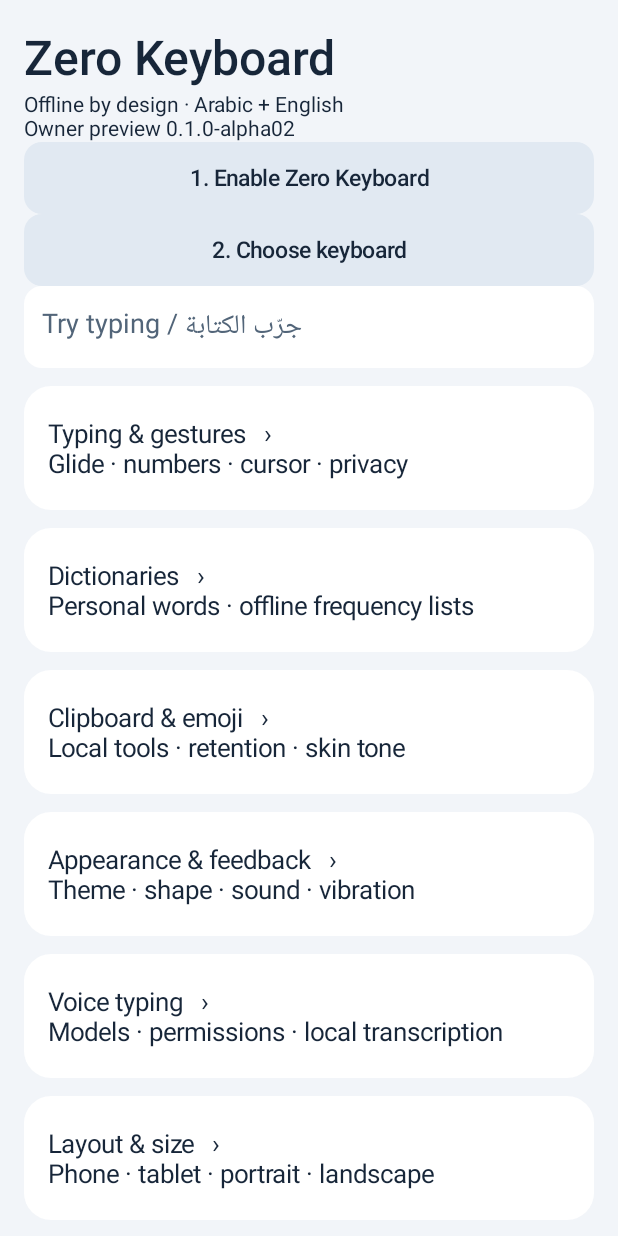
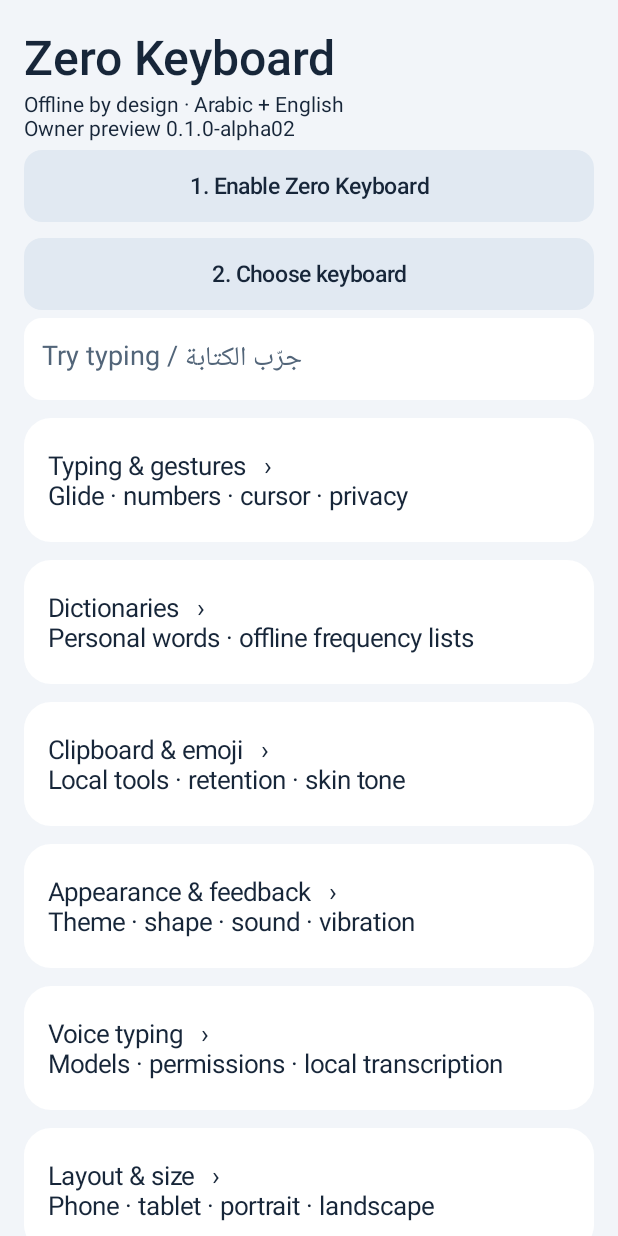
Before and after one commit to amroalhamedi2022-hue/my-keyboard, an Android app: the screen it shows after launch (SetupActivity), on a phone screen of 412 x 824 dp. Run offline under Robolectric (Android 15) with nearby library versions, the phone set to English and light mode, and no system bars.

Commit message:
Refine touch hit areas, vector controls and direct voice setup; validate bundled dictionaries

```diff
--- a/app/src/main/java/com/zerokeyboard/ime/SetupActivity.java
+++ b/app/src/main/java/com/zerokeyboard/ime/SetupActivity.java
@@ -20,6 +20,7 @@ public final class SetupActivity extends Activity {
  private boolean dark;
  private int paper,card,ink,secondary,accent;
  private LinearLayout page,sections;
+ private LinearLayout voiceSection;
  private ScrollView scroll;
  @Override public void onCreate(Bundle state) {
   super.onCreate(state);
@@ -69,7 +70,7 @@ public final class SetupActivity extends Activity {
   range(root,"Gesture trail width",1,8,settings.trailWidth(),n->settings.number("trail_width",n));
   toggle(root,"Key vibration",settings.keyHaptic(),settings,"key_haptic");
   toggle(root,"Key click sound",settings.keySound(),settings,"key_sound");
-  root=section("Voice typing","Models · permissions · local transcription");
+  root=section("Voice typing","Models · permissions · local transcription");voiceSection=root;
   models=new ModelStore(this);modelStatus=new TextView(this);root.addView(modelStatus);refreshModels();
   toggle(root,"Enable experimental offline voice",settings.voice(),settings,"voice_enabled");
   toggle(root,"Use Base rather than Tiny model",settings.model()==ModelCatalog.BASE,settings,"voice_base");
@@ -84,24 +85,24 @@ public final class SetupActivity extends Activity {
   toggle(root,"Review dictated text before insertion",settings.voiceReview(),settings,"voice_review");
 
   Button mic=new Button(this);mic.setText(R.string.grant_microphone);mic.setOnClickListener(v->{if(checkSelfPermission(Manifest.permission.RECORD_AUDIO)!=PackageManager.PERMISSION_GRANTED)requestPermissions(new String[]{Manifest.permission.RECORD_AUDIO},42);});root.addView(mic);
-  Button getModel=new Button(this);getModel.setText("Get selected voice model (external browser)");getModel.setOnClickListener(v->{try{startActivity(new Intent(Intent.ACTION_VIEW,android.net.Uri.parse("https://huggingface.co/ggerganov/whisper.cpp/resolve/main/"+settings.model().filename)));}catch(android.content.ActivityNotFoundException e){Toast.makeText(this,"No browser installed",Toast.LENGTH_SHORT).show();}});root.addView(getModel);
+  Button getModel=new Button(this);getModel.setText("Get selected voice model (external browser)");getModel.setOnClickListener(v->{try{startActivity(new Intent(Intent.ACTION_VIEW,android.net.Uri.parse("https://huggingface.co/ggerganov/whisper.cpp/resolve/"+(settings.model()==ModelCatalog.TINY?"0b364b566045a405be7225ee1e415a073e04da77":"f281eb45af861ab5e5297d23694b7d46e090c02c")+"/"+settings.model().filename)));}catch(android.content.ActivityNotFoundException e){Toast.makeText(this,"No browser installed",Toast.LENGTH_SHORT).show();}});root.addView(getModel);
   Button imp=new Button(this);imp.setText(R.string.import_model);imp.setOnClickListener(v->{Intent i=new Intent(Intent.ACTION_OPEN_DOCUMENT);i.addCategory(Intent.CATEGORY_OPENABLE);i.setType("*/*");startActivityForResult(i,43);});root.addView(imp);
   for(ModelCatalog model:ModelCatalog.values()){Button del=new Button(this);del.setText(getString(R.string.remove_model,model.name()));del.setOnClickListener(v->{models.delete(model);refreshModels();});root.addView(del);}
   root=section("Layout & size","Phone · tablet · portrait · landscape");for(boolean tablet:new boolean[]{false,true})for(boolean landscape:new boolean[]{false,true})profile(root,settings,tablet,landscape);
-  styleTree(page);scroll=new ScrollView(this);scroll.setFillViewport(true);scroll.setBackgroundColor(paper);scroll.addView(page);setContentView(scroll);
+  styleTree(page);scroll=new ScrollView(this);scroll.setFillViewport(true);scroll.setBackgroundColor(paper);scroll.addView(page);setContentView(scroll);getWindow().setStatusBarColor(paper);getWindow().setNavigationBarColor(paper);getWindow().getDecorView().setSystemUiVisibility(dark?0:android.view.View.SYSTEM_UI_FLAG_LIGHT_STATUS_BAR|android.view.View.SYSTEM_UI_FLAG_LIGHT_NAVIGATION_BAR);if("voice".equals(getIntent().getStringExtra("section"))&&voiceSection!=null){android.view.View shell=(android.view.View)voiceSection.getParent();((LinearLayout)shell).getChildAt(0).performClick();scroll.post(()->scroll.smoothScrollTo(0,shell.getTop()+sections.getTop()));}
  }
  private int dp(float n){return Math.round(n*getResources().getDisplayMetrics().density);}
  private android.graphics.drawable.GradientDrawable rounded(int color,int radius){android.graphics.drawable.GradientDrawable d=new android.graphics.drawable.GradientDrawable();d.setColor(color);d.setCornerRadius(dp(radius));return d;}
  private LinearLayout section(String title,String subtitle){
   LinearLayout shell=new LinearLayout(this);shell.setOrientation(LinearLayout.VERTICAL);shell.setPadding(dp(16),dp(8),dp(16),dp(8));shell.setBackground(rounded(card,18));
   LinearLayout.LayoutParams lp=new LinearLayout.LayoutParams(-1,-2);lp.topMargin=dp(12);sections.addView(shell,lp);
-  TextView header=new TextView(this);header.setText(title+"   ›\n"+subtitle);header.setTextColor(ink);header.setTextSize(17);header.setPadding(0,dp(12),0,dp(12));header.setMinHeight(dp(60));shell.addView(header);
+  TextView header=new TextView(this);header.setText(title+"   ›\n"+subtitle);header.setTag(title+"   ›\n"+subtitle);header.setTextColor(ink);header.setTextSize(17);header.setPadding(0,dp(12),0,dp(12));header.setMinHeight(dp(60));shell.addView(header);
   LinearLayout content=new LinearLayout(this);content.setOrientation(LinearLayout.VERTICAL);content.setVisibility(android.view.View.GONE);shell.addView(content);
-  header.setOnClickListener(v->{boolean open=content.getVisibility()!=android.view.View.VISIBLE;for(int i=0;i<sections.getChildCount();i++){LinearLayout sibling=(LinearLayout)sections.getChildAt(i);sibling.getChildAt(1).setVisibility(android.view.View.GONE);}content.setVisibility(open?android.view.View.VISIBLE:android.view.View.GONE);header.setText(title+(open?"   ⌄":"   ›")+"\n"+subtitle);});return content;
+  header.setOnClickListener(v->{boolean open=content.getVisibility()!=android.view.View.VISIBLE;for(int i=0;i<sections.getChildCount();i++){LinearLayout sibling=(LinearLayout)sections.getChildAt(i);sibling.getChildAt(1).setVisibility(android.view.View.GONE);TextView other=(TextView)sibling.getChildAt(0);other.setText((String)other.getTag());}content.setVisibility(open?android.view.View.VISIBLE:android.view.View.GONE);header.setText(title+(open?"   ⌄":"   ›")+"\n"+subtitle);});return content;
  }
  private void styleTree(android.view.View v){
-  if(v instanceof Button){Button b=(Button)v;b.setAllCaps(false);b.setTextColor(ink);b.setTextSize(15);b.setStateListAnimator(null);b.setMinHeight(dp(48));b.setPadding(dp(12),dp(8),dp(12),dp(8));b.setBackground(new android.graphics.drawable.RippleDrawable(android.content.res.ColorStateList.valueOf(0x22000000),rounded(dark?0xFF2C3B4C:0xFFE1E9F2,12),null));}
-  else if(v instanceof Switch){Switch sw=(Switch)v;sw.setTextColor(ink);sw.setMinHeight(dp(48));sw.setThumbTintList(new android.content.res.ColorStateList(new int[][]{new int[]{android.R.attr.state_checked},new int[]{}},new int[]{accent,0xFF9CAAB8}));}
+  if(v instanceof Switch){Switch sw=(Switch)v;sw.setTextColor(ink);sw.setMinHeight(dp(48));sw.setThumbTintList(new android.content.res.ColorStateList(new int[][]{new int[]{android.R.attr.state_checked},new int[]{}},new int[]{accent,0xFF9CAAB8}));}
+  else if(v instanceof Button){Button b=(Button)v;b.setAllCaps(false);b.setTextColor(ink);b.setTextSize(15);b.setStateListAnimator(null);b.setMinHeight(dp(48));b.setPadding(dp(12),dp(8),dp(12),dp(8));b.setBackground(new android.graphics.drawable.RippleDrawable(android.content.res.ColorStateList.valueOf(0x22000000),rounded(dark?0xFF2C3B4C:0xFFE1E9F2,12),null));if(b.getLayoutParams() instanceof LinearLayout.LayoutParams){LinearLayout.LayoutParams lp=(LinearLayout.LayoutParams)b.getLayoutParams();lp.topMargin=dp(5);lp.bottomMargin=dp(5);b.setLayoutParams(lp);}}
   else if(v instanceof EditText){EditText e=(EditText)v;e.setTextColor(ink);e.setHintTextColor(secondary);e.setPadding(dp(12),dp(12),dp(12),dp(12));e.setBackground(rounded(card,12));}
   else if(v instanceof TextView){((TextView)v).setTextColor(ink);}
   else if(v instanceof SeekBar){((SeekBar)v).setProgressTintList(android.content.res.ColorStateList.valueOf(accent));((SeekBar)v).setThumbTintList(android.content.res.ColorStateList.valueOf(accent));}
```
Also changed, not shown: app/src/main/java/com/zerokeyboard/ime/KeyButton.java (added, +31 -0 lines), app/src/main/java/com/zerokeyboard/ime/KeyRow.java (added, +31 -0 lines), app/src/main/java/com/zerokeyboard/ime/ZeroImeService.java (+7 -6 lines), 3 other files.
